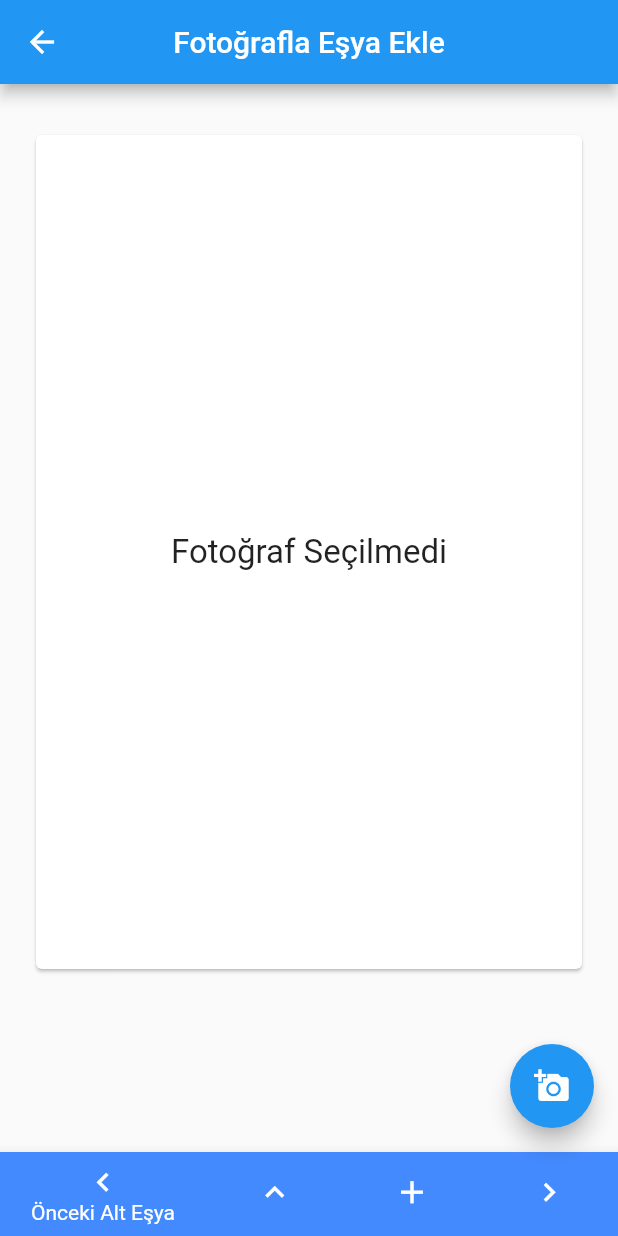
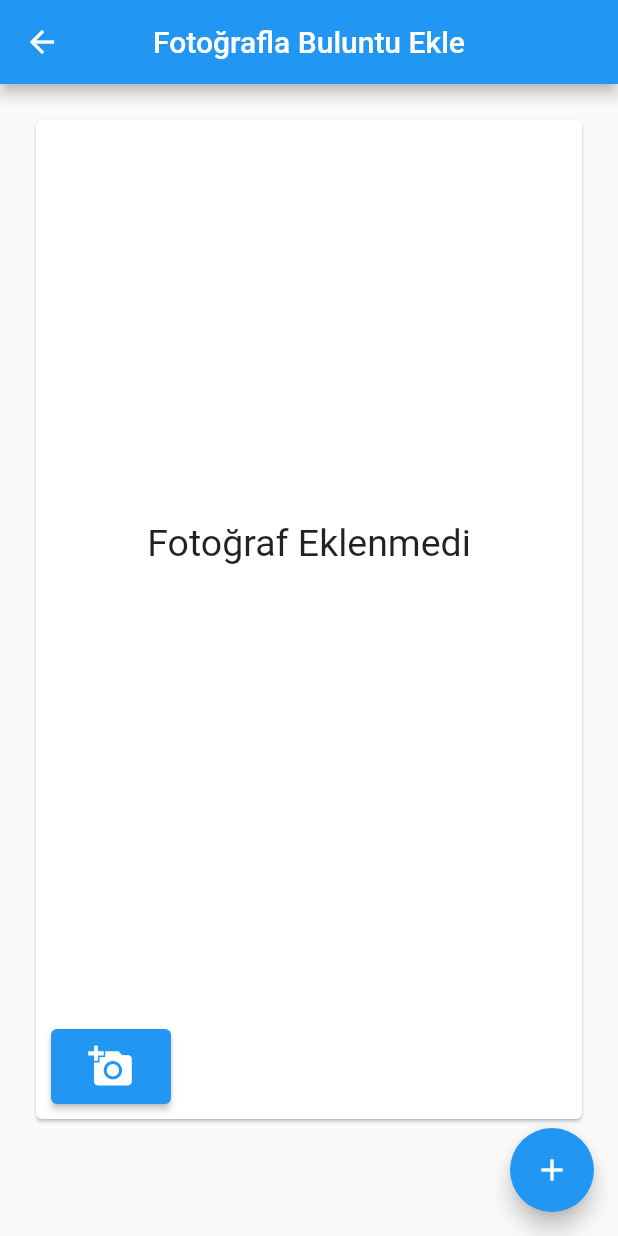
Before and after one commit to Acapnes/Bulundum_Mobile, a Flutter app: the FotoBuluntu screen opened directly, after a tap on the "add a photo" icon, on a phone screen of 412 x 824 dp. Run offline on Flutter 3.47's test engine with Material 2 defaults, Android fonts, the phone set to English and light mode, and no system bars; our stand-ins replace flutter_slidable, hexcolor, image_picker, motion_tab_bar, qr_flutter, shared_preferences; accounts and stored records are empty.

Commit message:
photo Buluntu problems are being solved

```diff
--- a/lib/Buluntu/Ekle/FotoBuluntu.dart
+++ b/lib/Buluntu/Ekle/FotoBuluntu.dart
@@ -1,10 +1,8 @@
-import 'dart:async';
+import 'dart:convert';
 import 'dart:io';
 import 'package:flutter/cupertino.dart';
 import 'package:flutter/material.dart';
-import 'package:http/http.dart' as http;
 import 'package:image_picker/image_picker.dart';
-import 'package:motion_tab_bar/motiontabbar.dart';
 
 class MainFoto extends StatelessWidget {
   @override
@@ -24,28 +22,38 @@ class FotoBuluntu extends StatefulWidget {
 
 class _FotoBuluntuState extends State<FotoBuluntu> {
   final imagePicker = ImagePicker();
-  ScrollController _JuniorController = ScrollController();
-  ScrollController _SeinorController;
-  String imagepath;
+  ScrollController _bodyScrollController = ScrollController();
+  ScrollController _listScrollController = ScrollController();
   var image;
-  List<String> imageArray = [];
+  var imajlarArray = [];
   List<AltEsyaNew> AltArray = [];
-  int AltEsyaCounter = 0, _currentindex = 0, _activeindex = -1;
-  double mainScrollPosition = 0, altScrollPosition = 0;
+  int _activeindex = -1;
+  double listViewSize = 0;
+  File imageFile;
+  String imageData, img64 = "";
 
-  getImage() async {
+  getImageAltEsya(int altIndex) async {
     final image = await imagePicker.pickImage(source: ImageSource.camera);
     setState(() {
       if (image != null) {
-        imagepath = image.path;
+        imageFile = File(image.path);
+        imageData = base64Encode(imageFile.readAsBytesSync());
+        imajlarArray[altIndex+1].add(imageData);
+        imajlarArray;
       }
-      if (_activeindex == -1 && image != null) {
-        imageArray.add(imagepath);
-        imageArray;
+    });
   }
-      if (_activeindex != -1 && _activeindex >= 0 && image != null) {
-        AltArray[_activeindex].subimageArray.add(imagepath);
-        AltArray[_activeindex].subimageArray;
+
+  getImageMainBuluntu() async {
+    final image = await imagePicker.pickImage(source: ImageSource.camera);
+    setState(() {
+      if (image != null) {
+        imageFile = File(image.path);
+        imageData = base64Encode(imageFile.readAsBytesSync());
+        imajlarArray[0].add(imageData);
+        setState(() {
+          imajlarArray;
+        });
       }
     });
   }
@@ -53,41 +61,25 @@ class _FotoBuluntuState extends State<FotoBuluntu> {
   AltEsyaEkle() {
     setState(() {
       this._activeindex++;
-      this.AltEsyaCounter++;
       AltArray.add(new AltEsyaNew());
+      imajlarArray.add([]);
     });
   }
 
   @override
   void initState() {
-    _SeinorController = ScrollController();
-    _SeinorController.addListener(() {
-      if (_SeinorController.offset >=
-              _SeinorController.position.maxScrollExtent &&
-          !_SeinorController.position.outOfRange) {
-        setState(() {});
-      }
-    });
+    imajlarArray.add([]);
   }
 
-  toTop() async {
-    _JuniorController.animateTo(0,
+  animateToTop() async {
+  _bodyScrollController.animateTo(0,
         duration: Duration(milliseconds: 800), curve: Curves.easeInOut);
   }
 
-  toBot() async {
-    _JuniorController.animateTo(1000,
+  animateToBot() async {
+    final double end = _bodyScrollController.position.maxScrollExtent+600;
+    _bodyScrollController.animateTo(end,
         duration: Duration(milliseconds: 800), curve: Curves.easeInOut);
-  }
-
-  intoAltItemsUp() async {
-    _SeinorController.animateTo(_SeinorController.offset - 500,
-        curve: Curves.linear, duration: Duration(milliseconds: 300));
-  }
-
-  intoAltItemsDown() async {
-    _SeinorController.animateTo(_SeinorController.offset + 500,
-        curve: Curves.linear, duration: Duration(milliseconds: 400));
   }
 
   @override
@@ -95,127 +87,89 @@ class _FotoBuluntuState extends State<FotoBuluntu> {
     return Scaffold(
       floatingActionButton: FloatingActionButton(
         onPressed: () {
-          getImage();
-        },
-        child: Icon(Icons.add_a_photo),
-      ),
-      bottomNavigationBar: BottomNavigationBar(
-        currentIndex: _currentindex,
-        type: BottomNavigationBarType.shifting,
-        iconSize: 25,
-        onTap: (index) {
-          setState(() {
-            _currentindex = index;
-          });
-          if (index == 0) {
-            intoAltItemsUp();
-            if (_activeindex >= 0 && AltArray[_activeindex - 1] != null) {
-              _activeindex--;
-            }
-          }
-          if (index == 1) {
-            setState(() {
-              _activeindex = -1;
-            });
-
-            toTop();
-          }
-          if (index == 2) {
+            listViewSize = 600 * (AltArray.length + 1).toDouble();
           _activeindex = AltArray.length - 1;
           AltEsyaEkle();
-            toBot();
-            if (AltArray.length >= 2) {
-              intoAltItemsDown();
-            }
-          }
-          if (index == 3) {
-            intoAltItemsDown();
-            if (_activeindex == -1) {
-              toBot();
-            }
-            if (AltArray.length - 1 == _activeindex) {
-              _activeindex++;
-            } else {
-              print("Yeni Elemen Ekle");
-            }
-          }
+          animateToBot();
         },
-        items: [
-          BottomNavigationBarItem(
-            icon: Icon(Icons.keyboard_arrow_left_outlined),
-            title: Text("Önceki Alt Eşya"),
-            backgroundColor: Colors.blueAccent,
-          ),
-          BottomNavigationBarItem(
-            icon: Icon(Icons.keyboard_arrow_up_outlined),
-            title: Text("Ana Eşyaya Dön"),
-            backgroundColor: Colors.blueAccent,
-          ),
-          BottomNavigationBarItem(
-            icon: Icon(Icons.add),
-            title: Text("Yeni Alt Eşya"),
-            backgroundColor: Colors.blueAccent,
-          ),
-          BottomNavigationBarItem(
-            icon: Icon(Icons.keyboard_arrow_right_outlined),
-            title: Text("Önceki Alt Eşya"),
-            backgroundColor: Colors.blueAccent,
-          ),
-        ],
+        child: Icon(Icons.add),
       ),
       appBar: AppBar(
-        title: Text("Fotoğrafla Eşya Ekle"),
+        title: Text("Fotoğrafla Buluntu Ekle"),
         centerTitle: true,
       ),
       body: SingleChildScrollView(
-        controller: _JuniorController,
+        controller: _bodyScrollController,
         child: Container(
-          margin: EdgeInsets.only(top: 30),
+          margin: EdgeInsets.only(top: 20),
           child: Column(
             children: <Widget>[
               SizedBox(
                 width: MediaQuery.of(context).size.width - 40,
-                height: MediaQuery.of(context).size.height - 260,
+                height: MediaQuery.of(context).size.height - 150,
                 child: Card(
-                  child: Container(
+                  child: Stack(
+                    children: [
+                      Container(
                         margin: EdgeInsets.only(bottom: 20, top: 20),
-                    child: imageArray.isEmpty
-                        ? Center(
+                        height: MediaQuery.of(context).size.height - 300,
+                        child: imajlarArray[0].isEmpty
+                            ? GestureDetector(
+                          child: Center(
                               child: Text(
-                              "Fotoğraf Seçilmedi",
-                              style: TextStyle(fontSize: 22),
-                            ),
+                                "Fotoğraf Eklenmedi",
+                                style: TextStyle(fontSize: 25),
+                              )),
                         )
-                        : SingleChildScrollView(
+                            :SingleChildScrollView(
                           child: Container(
                             child: GridView.count(
                               shrinkWrap: true,
                               primary: true,
-                                physics: const NeverScrollableScrollPhysics(),
                               crossAxisCount: 2,
-                                children:
-                                    List.generate(imageArray.length, (index) {
-                                  //var img = imageArray[index];
+                              physics: NeverScrollableScrollPhysics(),
+                              children: List.generate(
+                                  imajlarArray[0].length, (index) {
                                 return Container(
                                     margin: EdgeInsets.all(10),
-                                      child:
-                                          Image.file(File(imageArray[index])));
+                                    child: Image.memory(base64Decode(
+                                        imajlarArray[0][index])));
                               }),
                             ),
                           ),
                         ),
                       ),
+                      Align(
+                        alignment: Alignment.bottomLeft,
+                        child: Container(
+                          margin:
+                          EdgeInsets.only(left: 10, bottom: 10, top: 20),
+                          height: 50,
+                          width: 80,
+                          child: ElevatedButton(
+                            style: ButtonStyle(),
+                            onPressed: () {
+                              getImageMainBuluntu();
+                            },
+                            child: Icon(
+                              Icons.add_a_photo,
+                              size: 30,
+                              color: Colors.white,
+                            ),
+                          ),
+                        ),
+                      ),
+                    ],
+                  ),
                 ),
               ),
               Container(
-                height: 500,
-                width: 500,
+                height: listViewSize,
                 margin:
                 EdgeInsets.only(top: 20, left: 30, right: 30, bottom: 20),
                 child: ListView.builder(
-                  itemExtent: 500,
-                  physics: NeverScrollableScrollPhysics(),
-                  controller: _SeinorController,
+                  itemExtent: 600,
+                  controller: _listScrollController,
                   shrinkWrap: true,
                   itemCount: AltArray.length == null ? 0 : AltArray.length,
                   itemBuilder: (context, index) {
@@ -227,19 +181,24 @@ class _FotoBuluntuState extends State<FotoBuluntu> {
                                 mainAxisAlignment: MainAxisAlignment.spaceBetween,
                                 children: [
                                   Container(
-                                margin: EdgeInsets.only(left: 15, top: 15),
+                                    margin: EdgeInsets.only(left: 25, top: 25),
                                     child: Align(
+                                      alignment: Alignment.topLeft,
                                       child: Text(
                                         (index + 1).toString() + ". Alt Eşya",
-                                    style: TextStyle(fontSize: 16),
+                                        style: TextStyle(fontSize: 18),
                                       ),
                                     ),
                                   ),
                                   GestureDetector(
                                     onTap: () {
+                                      print(index);
+                                      setState(() {
                                         AltArray.removeAt(index);
+                                        imajlarArray.removeAt(index+1);
                                         setState(() {
-                                    AltArray;
+                                          listViewSize -= 600;
+                                        });
                                       });
                                     },
                                     child: Container(
@@ -247,9 +206,9 @@ class _FotoBuluntuState extends State<FotoBuluntu> {
                                       child: Align(
                                           alignment: Alignment.topRight,
                                           child: Icon(
-                                        Icons.cancel,
+                                            Icons.delete,
                                             size: 35,
-                                        color: Colors.orangeAccent,
+                                            color: Colors.blueAccent,
                                           )),
                                     ),
                                   ),
@@ -257,44 +216,52 @@ class _FotoBuluntuState extends State<FotoBuluntu> {
                               ),
                               SizedBox(
                                 width: MediaQuery.of(context).size.width,
-                            height: 400,
+                                height: 450,
                                 child: Container(
                                   margin: EdgeInsets.only(bottom: 20),
-                              child: AltArray[index].subimageArray.isEmpty
-                                  ? GestureDetector(
-                                      onTap: () {
-                                        getImage();
-                                      },
-                                      child: Center(
-                                          child: Icon(Icons.add, size: 200)),
+                                  child: imajlarArray[index+1].isEmpty
+                                      ? Center(
+                                    child: Text(
+                                      "Fotoğraf Seçilmedi",
+                                      style: TextStyle(fontSize: 20),
+                                    ),
                                   )
                                       : SingleChildScrollView(
                                     child: Container(
-                                        width:
-                                            MediaQuery.of(context).size.width,
-                                        height:
-                                            MediaQuery.of(context).size.height /
-                                                5,
+                                      margin: EdgeInsets.only( top: 20, bottom: 20),
                                       child: GridView.count(
                                         shrinkWrap: true,
                                         primary: true,
-                                          physics:
-                                              const NeverScrollableScrollPhysics(),
-                                          crossAxisCount: 1,
+                                        crossAxisCount: 2,
+                                        physics: NeverScrollableScrollPhysics(),
                                         children: List.generate(
-                                              AltArray[index]
-                                                  .subimageArray
-                                                  .length, (i) {
-                                            var img = AltArray[index]
-                                                .subimageArray[i];
+                                            imajlarArray[index+1].length, (i) {
                                           return Container(
-                                                width: MediaQuery.of(context)
-                                                    .size
-                                                    .width,
+                                              width: MediaQuery.of(context).size.width,
                                               margin: EdgeInsets.all(10),
-                                                child: Image.file(File(img)));
+                                              child: Image.memory(base64Decode(imajlarArray[index+1][i])));
                                         }),
                                       ),
+                                    ),
+                                  ),
+                                ),
+                              ),
+                              Align(
+                            alignment: Alignment.bottomLeft,
+                            child: Container(
+                              margin: EdgeInsets.only(
+                                  left: 10, bottom: 10, top: 30),
+                              height: 50,
+                              width: 80,
+                              child: ElevatedButton(
+                                style: ButtonStyle(),
+                                onPressed: () {
+                                  getImageAltEsya(index);
+                                },
+                                child: Icon(
+                                  Icons.add_a_photo,
+                                  size: 30,
+                                  color: Colors.white,
                                 ),
                               ),
                             ),
@@ -315,6 +282,4 @@ class _FotoBuluntuState extends State<FotoBuluntu> {
 
 class AltEsyaNew {
   String name;
-
-  List subimageArray = [];
 }
```
Lines whose indentation alone changed are shown as unchanged.
